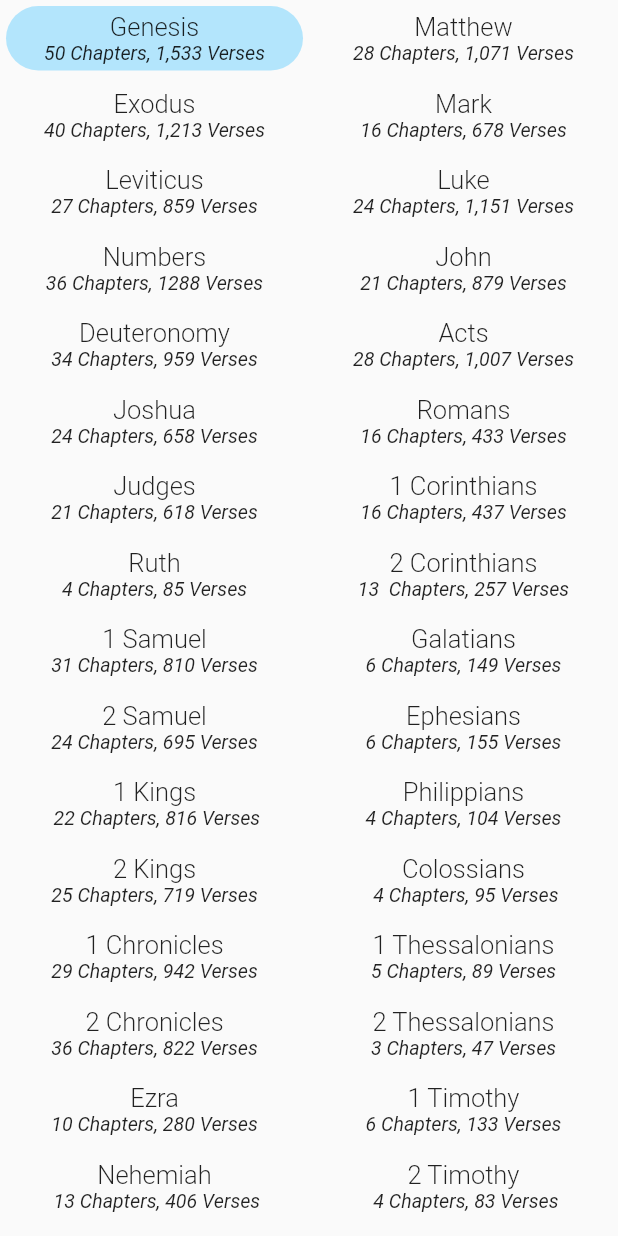
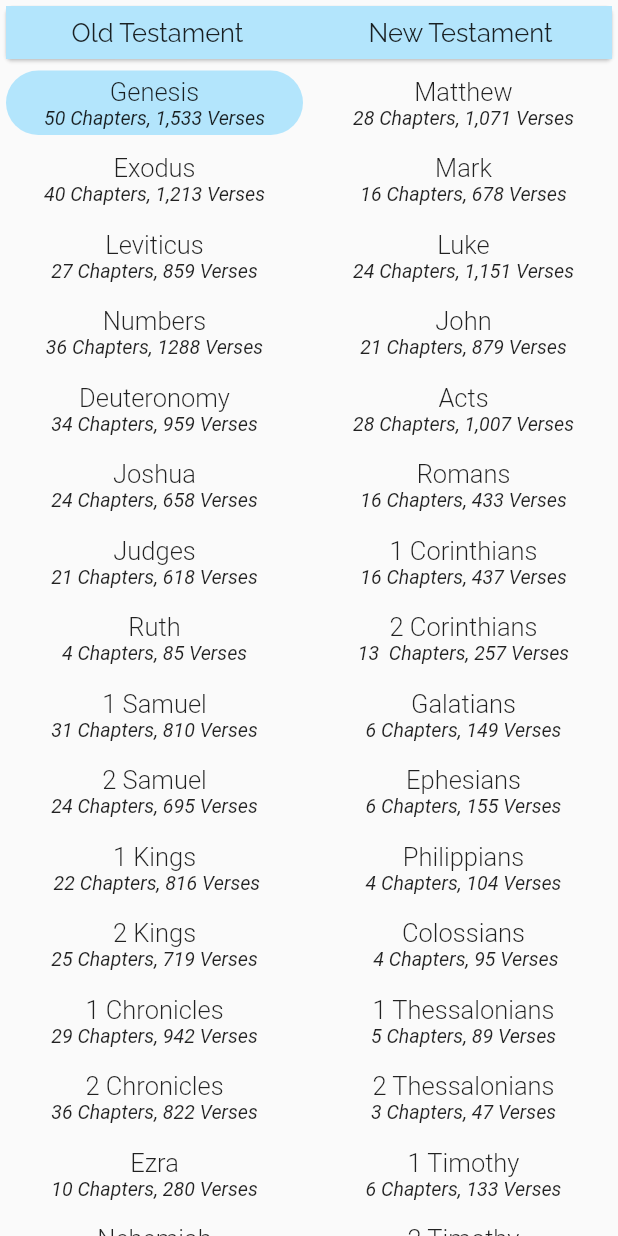
Before and after one commit to bluegene37/simple_bible, a Flutter app: the BooksSelectionPage screen opened directly, on a phone screen of 412 x 824 dp. Run offline on Flutter 3.47's test engine with Material 2 defaults, Android fonts, the light colour scheme and no system bars; drawn by our look-alikes of scrollable_positioned_list; our stand-ins replace adaptive_theme, carousel_slider, flutter_sticky_header, get, google_fonts, hive and 3 more; missing offline and left inert: outline_search_bar; accounts and stored records are empty.

```diff
--- a/lib/main.dart
+++ b/lib/main.dart
@@ -196,9 +196,9 @@ class _MyHomePageState extends State<MyHomePage> {
         child: AppBar(
             centerTitle: true,
             backgroundColor: themeColors[colorSliderIdx.value],
-            leading: globalIndex.value == 0 ? Center(child: Text('Old (39)', style: TextStyle(fontSize: 15, fontWeight: FontWeight.w300, color: textColorDynamic.value,))) : null,
+            // leading: globalIndex.value == 0 ? Center(child: Text('Old (39)', style: TextStyle(fontSize: 15, fontWeight: FontWeight.w300, color: textColorDynamic.value,))) : null,
             title: Text(barTitle.value, style: TextStyle(fontSize: 20, fontWeight: FontWeight.w300, color: textColorDynamic.value,),),
-            actions: globalIndex.value == 0 ? [Center(child: Text('New (27)', style: TextStyle(fontSize: 15, fontWeight: FontWeight.w300, color: textColorDynamic.value,),)),] : null
+            // actions: globalIndex.value == 0 ? [Center(child: Text('New (27)', style: TextStyle(fontSize: 15, fontWeight: FontWeight.w300, color: textColorDynamic.value,),)),] : null
           )
       ),
       key: _key,
--- a/lib/page/bible_page.dart
+++ b/lib/page/bible_page.dart
@@ -229,7 +229,7 @@ Widget copyBtn(){
           style: ElevatedButton.styleFrom(
             primary: themeColors[colorSliderIdx.value],
           ),
-          child: Text('Copy selected text' , style: TextStyle( color: textColorDynamic.value),),
+          child: Text('Copy selected texts' , style: TextStyle( color: textColorDynamic.value),),
           onPressed: () {
             copyTextClipboard = '';
             for (var i in bibleScreen) {
@@ -248,7 +248,7 @@ Widget copyBtn(){
           style: ElevatedButton.styleFrom(
             primary: themeColors[colorSliderIdx.value],
           ),
-          child: Text('Copy w/ verse(s)' , style: TextStyle( color: textColorDynamic.value),),
+          child: Text('Copy w/ verse number(s)' , style: TextStyle( color: textColorDynamic.value),),
           onPressed: () {
             copyTextClipboard = '';
             for (var i in bibleScreen) {
--- a/lib/page/books_page.dart
+++ b/lib/page/books_page.dart
@@ -1,4 +1,5 @@
 import 'package:flutter_sticky_header/flutter_sticky_header.dart';
+import 'package:google_fonts/google_fonts.dart';
 import 'package:scrollable_positioned_list/scrollable_positioned_list.dart';
 import 'package:simple_bible/main.dart';
 import 'package:flutter/material.dart';
@@ -31,8 +32,7 @@ class BooksSelectionPage extends StatelessWidget {
                 if (snapshot.hasError) {
                   return const Center(child: Text('Some error occurred!'));
                 } else {
-                  return
-                    buildListViewRow(oldTestament!,newTestament!);
+                  return buildListViewRow(oldTestament!,newTestament!);
                     // buildSliverGrid(oldTestament!, newTestament!);
                 }
             }
@@ -301,7 +301,29 @@ class BooksSelectionPage extends StatelessWidget {
               itemScrollController2.jumpTo(index: bookIdxSel )
             }
           });
-          return Row(
+          return Column(
+            children: <Widget>[
+              Card(
+                child: SizedBox(
+                  height: 35,
+                  child: GridView.count(
+                      crossAxisCount: 2,
+                      children: <Widget>[
+                      Container(
+                        padding: const EdgeInsets.all(8),
+                        color: themeColorShades[colorSliderIdx.value],
+                        child: Text('Old Testament',textAlign: TextAlign.center, style: GoogleFonts.raleway(fontSize: 17.0,)),
+                      ),
+                      Container(
+                        padding: const EdgeInsets.all(8),
+                        color: themeColorShades[colorSliderIdx.value],
+                        child: Text('New Testament' ,textAlign: TextAlign.center, style: GoogleFonts.raleway(fontSize: 17.0,)),
+                      ),
+                    ]
+                  )
+                ),
+              ),
+              Expanded( child: Row(
                     children: [
                       Expanded(
                           child: ScrollablePositionedList.builder(
@@ -388,6 +410,9 @@ class BooksSelectionPage extends StatelessWidget {
                           )
                       ),
                     ],
+                 )
+              ),
+             ]
           );
         }
     ),
--- a/lib/page/search_page.dart
+++ b/lib/page/search_page.dart
@@ -239,6 +239,8 @@ class HistoryPage extends StatelessWidget {
 
                         searchQueryMain.value = historyText.value[historyText.value.length - 1 -index];
                         txt.text = historyText.value[historyText.value.length - 1 -index];
+                        historyBox.delete(historyKeys.value[historyKeys.value.length - 1 -index]);
+                        historyBox.put(DateFormat("yyyy-MM-dd HH:mm:ss").format(DateTime.now()), historyText.value[historyText.value.length - 1 -index]);
                         hideHistory.value = true;
                       },
                     ),
```
Lines whose indentation alone changed are shown as unchanged.
